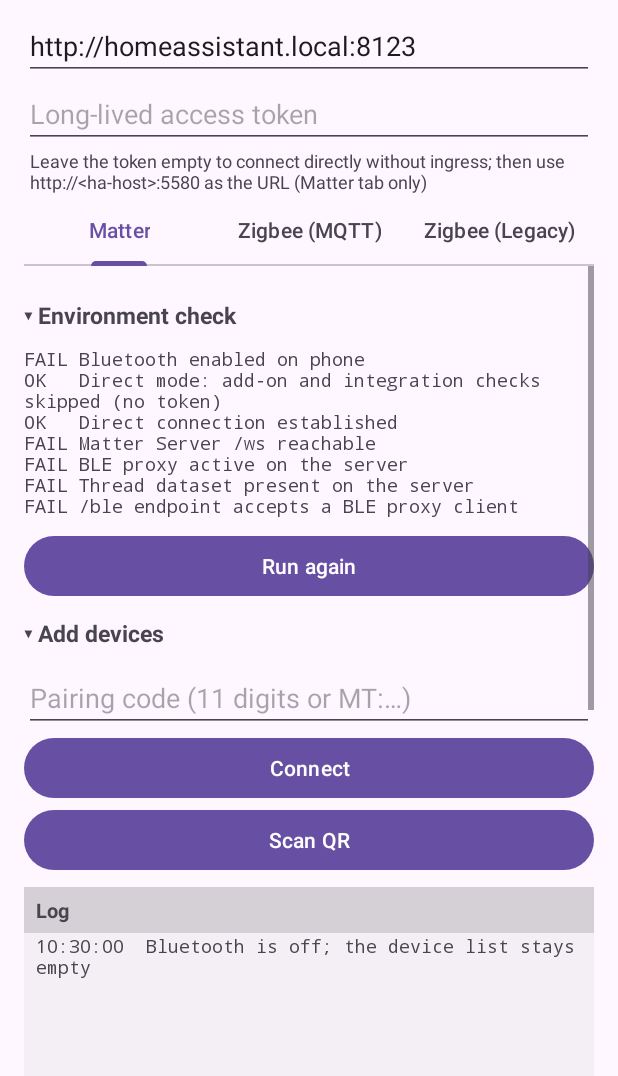
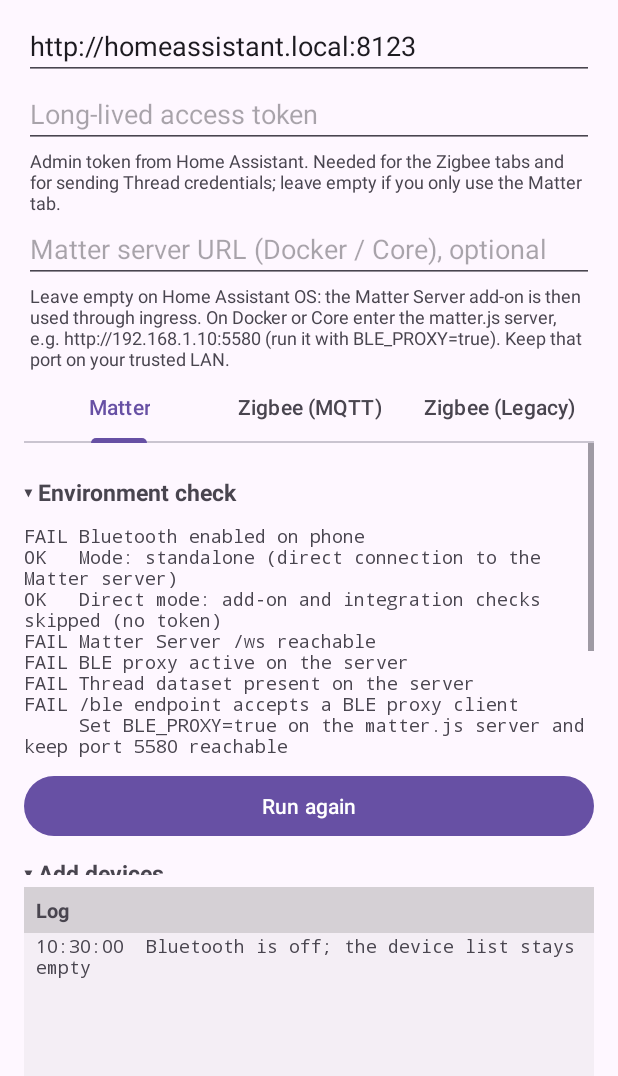
Before and after one commit to dymen1/ha-truelocal, an Android app: the screen it shows after launch (MainActivity), after a tap on an icon or button, on a phone screen of 412 x 824 dp, the part 84-1160 px from its top. Run offline under Robolectric (Android 15) with nearby library versions, the phone set to English and light mode, and no system bars; libraries missing offline, so code that uses them is left out: com.journeyapps.barcodescanner; network calls fail; 1 statement that could not run was skipped.

Commit message:
Connect directly to a standalone matter.js server
Home Assistant Container/Core has no Supervisor: the supervisor/api websocket
command is not registered and ingress does not exist, so resolving the Matter
Server add-on always ended in "Supervisor API returned no Matter Server add-on
info".

- Add an optional Matter server URL; when set, the app talks to ws://...:5580/ws
  and /ble directly. Empty URL plus a token keeps the HAOS ingress path, and an
  empty token keeps the old direct fallback.
- Keep the raw HA error code so unknown_command turns into an actionable
  "no Supervisor" message instead of the add-on info error.
- Make the environment checks mode-aware: add-on checks only in ingress mode,
  integration and Thread checks whenever a token is present, plus a hint when
  /ble is missing (BLE_PROXY=true).
- Skip the Zigbee2MQTT add-on checks when no Supervisor is available.

```diff
--- a/app/src/main/java/nl/dymen1/truelocal/HaIngress.kt
+++ b/app/src/main/java/nl/dymen1/truelocal/HaIngress.kt
@@ -2,22 +2,47 @@ package nl.dymen1.truelocal
 
 object HaIngress {
 
-    data class IngressAccess(val webSocketBase: String, val headers: Map<String, String>)
+    enum class Mode { INGRESS, DIRECT }
+
+    data class MatterAccess(
+        val webSocketBase: String,
+        val headers: Map<String, String>,
+        val mode: Mode
+    )
 
     fun buildAccess(
         homeAssistantUrl: String,
         ingressPath: String,
         session: String,
         token: String
-    ): IngressAccess {
+    ): MatterAccess {
         val base = homeAssistantUrl.trimEnd('/')
         val webSocketBase = (base + ingressPath).replaceFirst("http", "ws")
-        return IngressAccess(
+        return MatterAccess(
             webSocketBase,
             mapOf(
                 "Cookie" to "ingress_session=$session",
                 "Authorization" to "Bearer $token"
-            )
+            ),
+            Mode.INGRESS
         )
     }
+
+    fun directAccess(matterServerUrl: String): MatterAccess =
+        MatterAccess(normalizeBaseUrl(matterServerUrl), emptyMap(), Mode.DIRECT)
+
+    /**
+     * Accepts what people actually paste: with or without a scheme, with a trailing slash, or
+     * with the /ws path of the Matter server. The result is always an http(s) base URL without
+     * trailing slash; the websocket URL is derived from it.
+     */
+    fun normalizeBaseUrl(raw: String): String {
+        var base = raw.trim().trimEnd('/')
+        if (base.endsWith("/ws")) base = base.removeSuffix("/ws").trimEnd('/')
+        if (!base.contains("://")) base = "http://$base"
+        return base
+            .replaceFirst("wss://", "https://")
+            .replaceFirst("ws://", "http://")
+            .trimEnd('/')
+    }
 }
--- a/app/src/main/java/nl/dymen1/truelocal/MainActivity.kt
+++ b/app/src/main/java/nl/dymen1/truelocal/MainActivity.kt
@@ -52,6 +52,7 @@ class MainActivity : AppCompatActivity() {
 
     private lateinit var homeAssistantUrlInput: EditText
     private lateinit var tokenInput: EditText
+    private lateinit var matterServerUrlInput: EditText
     private lateinit var pairingCodeInput: EditText
     private lateinit var connectButton: Button
     private lateinit var commissionButton: Button
@@ -120,6 +121,7 @@ class MainActivity : AppCompatActivity() {
 
         homeAssistantUrlInput = findViewById(R.id.homeAssistantUrlInput)
         tokenInput = findViewById(R.id.tokenInput)
+        matterServerUrlInput = findViewById(R.id.matterServerUrlInput)
         pairingCodeInput = findViewById(R.id.pairingCodeInput)
         connectButton = findViewById(R.id.connectButton)
         commissionButton = findViewById(R.id.commissionButton)
@@ -373,27 +375,49 @@ class MainActivity : AppCompatActivity() {
         }
     }
 
-    private suspend fun resolveAccess(
-        homeAssistantUrl: String,
-        token: String
-    ): HaIngress.IngressAccess {
+    /**
+     * Decides how to reach the Matter server. The optional Matter server URL always means a direct
+     * connection (Docker/Core). Otherwise HAOS users get the add-on through ingress, and a token-less
+     * setup keeps the old direct mode on the HA URL.
+     */
+    private suspend fun resolveMatterAccess(): HaIngress.MatterAccess {
+        val matterServerUrl = matterServerUrlInput.text.toString().trim()
+        if (matterServerUrl.isNotEmpty()) {
+            return HaIngress.directAccess(matterServerUrl)
+        }
+        val token = tokenInput.text.toString().trim()
         if (token.isEmpty()) {
-            return HaIngress.IngressAccess(
-                homeAssistantUrl.trimEnd('/').replaceFirst("http", "ws"),
-                emptyMap()
-            )
+            return HaIngress.directAccess(homeAssistantUrlInput.text.toString().trim())
         }
+        return resolveIngressAccess(token)
+    }
+
+    private suspend fun resolveIngressAccess(token: String): HaIngress.MatterAccess {
         val haWebSocket = ensureHaWebSocket()
-            ?: throw IllegalStateException("HA websocket connection required for ingress")
-        val addonInfo = haWebSocket.supervisorApi("/addons/core_matter_server/info")
-            ?: throw IllegalStateException("Supervisor API returned no Matter Server add-on info")
-        val ingressPath = addonInfo.getString("ingress_url").trimEnd('/')
+            ?: throw IllegalStateException(getString(R.string.msg_ha_ws_required))
+        val addonInfo = try {
+            haWebSocket.supervisorApiOrThrow("/addons/core_matter_server/info")
+        } catch (error: HaCommandException) {
+            if (error.errorCode == "unknown_command") {
+                throw IllegalStateException(getString(R.string.msg_no_supervisor))
+            }
+            throw IllegalStateException(error.message ?: getString(R.string.msg_no_matter_addon_info))
+        }
+        val ingressPath = addonInfo.optString("ingress_url").trimEnd('/')
+        if (ingressPath.isBlank()) {
+            throw IllegalStateException(getString(R.string.msg_no_ingress_url))
+        }
         val session = haWebSocket.supervisorApi("/ingress/session", "post")
             ?.optString("session")
         if (session.isNullOrBlank()) {
-            throw IllegalStateException("Supervisor API refused to create an ingress session")
+            throw IllegalStateException(getString(R.string.msg_ingress_session_failed))
         }
-        return HaIngress.buildAccess(homeAssistantUrl, ingressPath, session, token)
+        return HaIngress.buildAccess(
+            homeAssistantUrlInput.text.toString().trim(),
+            ingressPath,
+            session,
+            token
+        )
     }
 
     private suspend fun ensureHaWebSocket(): HaWebSocketClient? {
@@ -582,14 +606,32 @@ class MainActivity : AppCompatActivity() {
                     getString(R.string.check_phone_bluetooth)
                 )
             )
-            val homeAssistantUrl = homeAssistantUrlInput.text.toString().trim()
+            val access = resolveMatterAccess()
+            val ingress = access.mode == HaIngress.Mode.INGRESS
+            lines.add(
+                checkLine(
+                    true,
+                    if (ingress) {
+                        getString(R.string.check_mode_ingress)
+                    } else {
+                        getString(R.string.check_mode_standalone)
+                    }
+                )
+            )
+            if (ingress) {
+                lines.add(checkLine(true, getString(R.string.check_ingress_session)))
+            }
             val token = tokenInput.text.toString().trim()
             if (token.isEmpty()) {
                 lines.add(checkLine(true, getString(R.string.check_direct_mode_skipped)))
             } else {
                 val haWebSocket = ensureHaWebSocket()
-                if (haWebSocket != null) {
-                    val matterAddon = haWebSocket.supervisorApi("/addons/core_matter_server/info")
+                if (haWebSocket == null) {
+                    lines.add(checkLine(false, getString(R.string.check_ha_ws_unreachable)))
+                } else {
+                    if (ingress) {
+                        val matterAddon =
+                            haWebSocket.supervisorApi("/addons/core_matter_server/info")
                         lines.add(
                             checkLine(
                                 matterAddon != null,
@@ -619,6 +661,7 @@ class MainActivity : AppCompatActivity() {
                                 getString(R.string.check_otbr_started, versionSuffix(otbrAddon))
                             )
                         )
+                    }
                     val loadedDomains = loadedConfigEntryDomains(haWebSocket)
                     lines.add(
                         checkLine(
@@ -633,15 +676,10 @@ class MainActivity : AppCompatActivity() {
                         )
                     )
                     try {
-                        val datasets = haWebSocket.listThreadDatasets()
-                        var preferredNetwork: String? = null
-                        for (index in 0 until datasets.length()) {
-                            val dataset = datasets.getJSONObject(index)
-                            if (dataset.optBoolean("preferred")) {
-                                preferredNetwork = dataset.optString("network_name") + " " +
-                                    getString(R.string.thread_channel, dataset.optInt("channel"))
-                                break
-                            }
+                        val preferred = haWebSocket.preferredDataset()
+                        val preferredNetwork = preferred?.let {
+                            it.optString("network_name") + " " +
+                                getString(R.string.thread_channel, it.optInt("channel"))
                         }
                         lines.add(
                             checkLine(
@@ -661,18 +699,8 @@ class MainActivity : AppCompatActivity() {
                             )
                         )
                     }
-                } else {
-                    lines.add(checkLine(false, getString(R.string.check_ha_ws_unreachable)))
                 }
             }
-            val access = resolveAccess(homeAssistantUrl, token)
-            lines.add(
-                checkLine(
-                    true,
-                    if (token.isEmpty()) getString(R.string.check_direct_connection)
-                    else getString(R.string.check_ingress_session)
-                )
-            )
             val matter = MatterWsClient("${access.webSocketBase}/ws", access.headers) {}
             try {
                 withTimeout(10_000) { matter.connect(httpClient).await() }
@@ -699,12 +727,11 @@ class MainActivity : AppCompatActivity() {
             } finally {
                 matter.close()
             }
-            lines.add(
-                checkLine(
-                    testBleEndpoint("${access.webSocketBase}/ble", access.headers),
-                    getString(R.string.check_ble_endpoint)
-                )
-            )
+            val bleOk = testBleEndpoint("${access.webSocketBase}/ble", access.headers)
+            lines.add(checkLine(bleOk, getString(R.string.check_ble_endpoint)))
+            if (!bleOk) {
+                lines.add("     " + getString(R.string.check_ble_endpoint_hint))
+            }
         } catch (error: Exception) {
             lines.add(checkLine(false, getString(R.string.check_test_aborted, error.message)))
         }
@@ -783,6 +810,12 @@ class MainActivity : AppCompatActivity() {
         val haWebSocket = ensureHaWebSocket()
         lines.add(checkLine(haWebSocket != null, getString(R.string.check_ha_ws_token)))
         if (haWebSocket != null) {
+            val supervisor = try {
+                haWebSocket.supervisorAvailable()
+            } catch (error: Exception) {
+                false
+            }
+            if (supervisor) {
                 val mosquittoAddon = haWebSocket.supervisorApi("/addons/core_mosquitto/info")
                 lines.add(
                     checkLine(
@@ -790,13 +823,20 @@ class MainActivity : AppCompatActivity() {
                         getString(R.string.check_mosquitto_started, versionSuffix(mosquittoAddon))
                     )
                 )
-            val zigbee2MqttAddon = haWebSocket.supervisorApi("/addons/45df7312_zigbee2mqtt/info")
+                val zigbee2MqttAddon =
+                    haWebSocket.supervisorApi("/addons/45df7312_zigbee2mqtt/info")
                 lines.add(
                     checkLine(
                         zigbee2MqttAddon?.optString("state") == "started",
-                    getString(R.string.check_zigbee2_addon_started, versionSuffix(zigbee2MqttAddon))
+                        getString(
+                            R.string.check_zigbee2_addon_started,
+                            versionSuffix(zigbee2MqttAddon)
                         )
                     )
+                )
+            } else {
+                lines.add(checkLine(true, getString(R.string.check_supervisor_skipped)))
+            }
             try {
                 lines.add(
                     checkLine(
@@ -847,13 +887,14 @@ class MainActivity : AppCompatActivity() {
     }
 
     private suspend fun connectAll() {
-        val homeAssistantUrl = homeAssistantUrlInput.text.toString().trim()
-        val token = tokenInput.text.toString().trim()
         try {
-            val access = resolveAccess(homeAssistantUrl, token)
+            val access = resolveMatterAccess()
             appendLog(
-                if (token.isEmpty()) getString(R.string.msg_direct_mode, access.webSocketBase)
-                else getString(R.string.msg_ingress_opened)
+                if (access.mode == HaIngress.Mode.INGRESS) {
+                    getString(R.string.msg_ingress_opened)
+                } else {
+                    getString(R.string.msg_direct_mode, access.webSocketBase)
+                }
             )
             bleProxyClient?.close()
             matterClient?.close()
@@ -918,6 +959,7 @@ class MainActivity : AppCompatActivity() {
         val preferences = getSharedPreferences("settings", MODE_PRIVATE)
         preferences.getString("home_assistant_url", null)?.let { homeAssistantUrlInput.setText(it) }
         preferences.getString("token", null)?.let { tokenInput.setText(it) }
+        preferences.getString("matter_server_url", null)?.let { matterServerUrlInput.setText(it) }
         preferences.getString("pairing_code", null)?.let { pairingCodeInput.setText(it) }
     }
 
@@ -925,6 +967,7 @@ class MainActivity : AppCompatActivity() {
         getSharedPreferences("settings", MODE_PRIVATE).edit()
             .putString("home_assistant_url", homeAssistantUrlInput.text.toString().trim())
             .putString("token", tokenInput.text.toString().trim())
+            .putString("matter_server_url", matterServerUrlInput.text.toString().trim())
             .putString("pairing_code", pairingCodeInput.text.toString().trim())
             .apply()
     }
--- a/app/src/main/res/layout/activity_main.xml
+++ b/app/src/main/res/layout/activity_main.xml
@@ -56,6 +56,22 @@
         android:paddingStart="4dp"
         android:paddingEnd="4dp"
         android:text="@string/helper_token"
+        android:textColor="?android:attr/textColorSecondary"
+        android:textSize="12sp" />
+
+    <EditText
+        android:id="@+id/matterServerUrlInput"
+        android:layout_width="match_parent"
+        android:layout_height="wrap_content"
+        android:hint="@string/hint_matter_server_url"
+        android:inputType="textUri" />
+
+    <TextView
+        android:layout_width="match_parent"
+        android:layout_height="wrap_content"
+        android:paddingStart="4dp"
+        android:paddingEnd="4dp"
+        android:text="@string/helper_matter_url"
         android:textColor="?android:attr/textColorSecondary"
         android:textSize="12sp" />
 
--- a/app/src/main/res/values/strings.xml
+++ b/app/src/main/res/values/strings.xml
@@ -4,7 +4,9 @@
 
     <string name="hint_home_assistant_url">Home Assistant URL</string>
     <string name="hint_token">Long-lived access token</string>
-    <string name="helper_token">"Leave the token empty to connect directly without ingress; then use http://&lt;ha-host&gt;:5580 as the URL (Matter tab only)"</string>
+    <string name="helper_token">"Admin token from Home Assistant. Needed for the Zigbee tabs and for sending Thread credentials; leave empty if you only use the Matter tab."</string>
+    <string name="hint_matter_server_url">Matter server URL (Docker / Core), optional</string>
+    <string name="helper_matter_url">"Leave empty on Home Assistant OS: the Matter Server add-on is then used through ingress. On Docker or Core enter the matter.js server, e.g. http://192.168.1.10:5580 (run it with BLE_PROXY=true). Keep that port on your trusted LAN."</string>
     <string name="tab_matter">Matter</string>
     <string name="tab_zigbee">Zigbee (Legacy)</string>
     <string name="tab_zigbee2">Zigbee (MQTT)</string>
@@ -71,6 +73,8 @@
 
     <string name="check_phone_bluetooth">Bluetooth enabled on phone</string>
     <string name="check_direct_mode_skipped">Direct mode: add-on and integration checks skipped (no token)</string>
+    <string name="check_mode_ingress">Mode: Supervisor (Matter Server add-on via ingress)</string>
+    <string name="check_mode_standalone">Mode: standalone (direct connection to the Matter server)</string>
     <string name="check_matter_addon_installed">Matter Server add-on installed%1$s</string>
     <string name="check_matter_addon_started">Matter Server add-on started</string>
     <string name="check_matter_addon_ingress">Ingress enabled on the Matter Server add-on</string>
@@ -82,13 +86,19 @@
     <string name="thread_channel">(channel %1$d)</string>
     <string name="check_thread_datasets_error">Thread datasets: %1$s</string>
     <string name="check_ha_ws_unreachable">HA websocket unreachable for the integration check</string>
-    <string name="check_direct_connection">Direct connection established</string>
     <string name="check_ingress_session">Ingress session opened</string>
     <string name="check_matter_ws_reachable">Matter Server /ws reachable</string>
     <string name="check_ble_proxy_active">BLE proxy active on the server</string>
     <string name="check_thread_dataset_present">Thread dataset present on the server</string>
     <string name="check_matter_ws_error">Matter Server /ws: %1$s</string>
     <string name="check_ble_endpoint">/ble endpoint accepts a BLE proxy client</string>
+    <string name="check_ble_endpoint_hint">Set BLE_PROXY=true on the matter.js server and keep port 5580 reachable</string>
+    <string name="msg_ha_ws_required">Ingress mode needs the Home Assistant websocket: enter the HA URL and an admin token, or fill in the Matter server URL</string>
+    <string name="msg_no_supervisor">This Home Assistant has no Supervisor (Container/Core). Enter the Matter server URL, e.g. http://&lt;ha-host&gt;:5580</string>
+    <string name="msg_no_matter_addon_info">The Supervisor returned no Matter Server add-on info — is the add-on installed?</string>
+    <string name="msg_no_ingress_url">The Matter Server add-on has no ingress URL — enable ingress or fill in the Matter server URL</string>
+    <string name="msg_ingress_session_failed">The Supervisor refused to create an ingress session</string>
+    <string name="check_supervisor_skipped">No Supervisor (Container/Core): add-on checks skipped</string>
     <string name="check_test_aborted">Test aborted: %1$s</string>
     <string name="check_ha_ws_token">HA websocket reachable with token</string>
     <string name="check_zha_loaded">ZHA integration loaded in HA</string>
```
Also changed, not shown: app/src/main/java/nl/dymen1/truelocal/HaWebSocketClient.kt (+31 -6 lines), 1 other file. Lines whose indentation alone changed are shown as unchanged.
